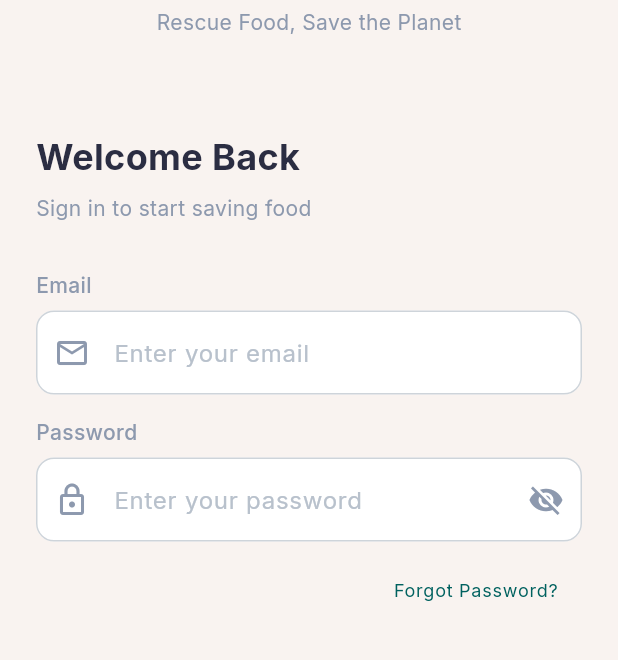
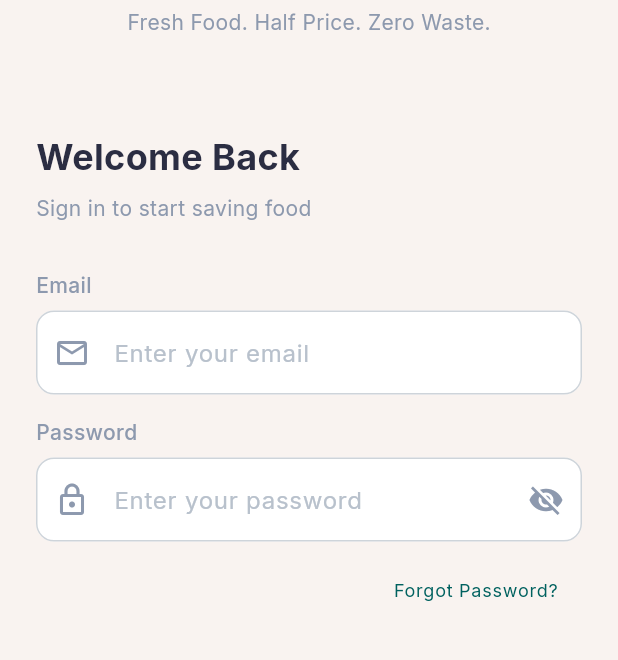
Before and after one commit to YiPei0602/savebite, a Flutter app: the screen it shows after launch, after a tap on "I want to buy", on a phone screen of 412 x 824 dp, the part 393-1053 px from its top. Run offline on Flutter 3.47's test engine with Material 3 defaults, Android fonts, the phone set to English and light mode, and no system bars; our stand-ins replace cached_network_image, go_router, google_fonts; accounts and stored records are empty; network calls fail.

Commit message:
Update home page tagline and styling
- Changed tagline from 'Looking to Save Meals, Save Money?' to 'Fresh Food. Half Price. Zero Waste.'
- Increased font size from 28 to 32 for better visibility
- Improved line height and letter spacing for readability
- Updated app constants with new tagline
- More concise, punchy, and modern messaging

```diff
--- a/lib/core/constants/app_constants.dart
+++ b/lib/core/constants/app_constants.dart
@@ -10,7 +10,7 @@ class AppConstants {
   // ============================================================================
   static const String appName = 'SaveBite';
   static const String appVersion = '1.0.0';
-  static const String appTagline = 'Rescue Food, Save the Planet';
+  static const String appTagline = 'Fresh Food. Half Price. Zero Waste.';
 
   // ============================================================================
   // SPACING & SIZING
--- a/lib/providers/food_provider.dart
+++ b/lib/providers/food_provider.dart
@@ -241,7 +241,7 @@ class FoodProvider with ChangeNotifier {
   /// Get available locations (mock data)
   /// TODO: Replace with Firebase query for unique merchant locations
   List<String> getAvailableLocations() {
-    return ['Penang', 'Kuala Lumpur', 'Johor Bahru', 'Ipoh', 'Melaka'];
+    return ['Penang', 'Kuala Lumpur', 'Johor Bahru', 'Selangor', 'Melaka'];
   }
 
   /// Clear error message
--- a/lib/screens/home_screen_old_backup.dart
+++ b/lib/screens/home_screen_old_backup.dart
@@ -744,7 +744,7 @@ class _HomeScreenState extends State<HomeScreen> {
         borderRadius: BorderRadius.vertical(top: Radius.circular(AppConstants.radiusL)),
       ),
       builder: (context) {
-        final locations = ['Penang', 'Kuala Lumpur', 'Johor Bahru', 'Ipoh', 'Melaka'];
+        final locations = ['Penang', 'Kuala Lumpur', 'Johor Bahru', 'Selangor', 'Melaka'];
         return Container(
           padding: const EdgeInsets.all(AppConstants.paddingL),
           child: Column(
```
Also changed, not shown: lib/screens/home_screen.dart (+4 -3 lines).
